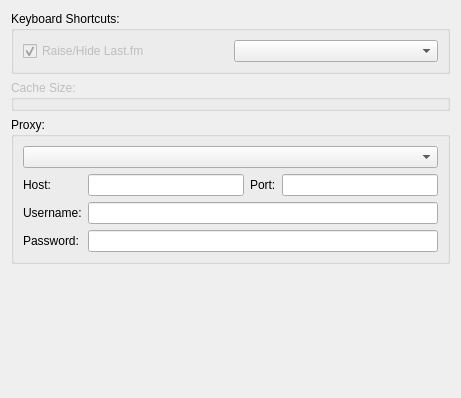
mutecypher/lastfm-desktop, file app/client/Settings/AdvancedSettingsWidget.ui: the form before one commit.
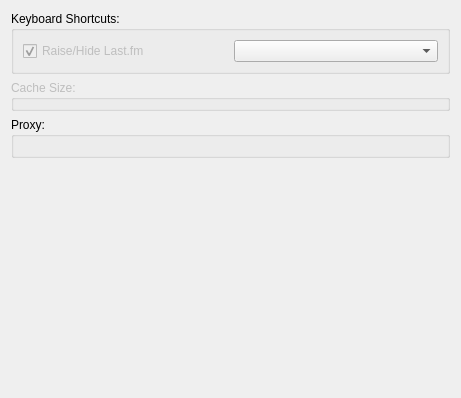
The form after the commit. Custom widgets are drawn as their Qt base class.

Commit message: You can now enter your proxy settings from the first page of the new starter wizard. - also fixed * on radio page. - also made install plugins page not say install if you don't have any plugins selected.

```diff
--- a/app/client/Settings/AdvancedSettingsWidget.ui
+++ b/app/client/Settings/AdvancedSettingsWidget.ui
@@ -59,55 +59,7 @@
      </property>
      <layout class="QVBoxLayout" name="verticalLayout_2">
       <item>
-       <widget class="QComboBox" name="proxyType"/>
-      </item>
-      <item>
-       <layout class="QGridLayout" name="gridLayout">
-        <item row="2" column="1" rowspan="2" colspan="3">
-         <widget class="QLineEdit" name="proxyUsername"/>
-        </item>
-        <item row="4" column="1" colspan="3">
-         <widget class="QLineEdit" name="proxyPassword">
-          <property name="echoMode">
-           <enum>QLineEdit::Password</enum>
-          </property>
-         </widget>
-        </item>
-        <item row="0" column="2" rowspan="2">
-         <widget class="QLabel" name="label_4">
-          <property name="text">
-           <string>Port:</string>
-          </property>
-         </widget>
-        </item>
-        <item row="0" column="3" rowspan="2">
-         <widget class="QLineEdit" name="proxyPort"/>
-        </item>
-        <item row="0" column="1" rowspan="2">
-         <widget class="QLineEdit" name="proxyHost"/>
-        </item>
-        <item row="2" column="0" rowspan="2">
-         <widget class="QLabel" name="label_2">
-          <property name="text">
-           <string>Username:</string>
-          </property>
-         </widget>
-        </item>
-        <item row="0" column="0" rowspan="2">
-         <widget class="QLabel" name="label">
-          <property name="text">
-           <string>Host:</string>
-          </property>
-         </widget>
-        </item>
-        <item row="4" column="0">
-         <widget class="QLabel" name="label_3">
-          <property name="text">
-           <string>Password:</string>
-          </property>
-         </widget>
-        </item>
-       </layout>
+       <widget class="ProxyWidget" name="proxySettings" native="true"/>
       </item>
      </layout>
     </widget>
@@ -133,6 +85,12 @@
    <extends>QComboBox</extends>
    <header>../Widgets/ShortcutEdit.h</header>
   </customwidget>
+  <customwidget>
+   <class>ProxyWidget</class>
+   <extends>QWidget</extends>
+   <header>../Widgets/ProxyWidget.h</header>
+   <container>1</container>
+  </customwidget>
  </customwidgets>
  <resources/>
  <connections/>
```
The commit also changes 16 other files.
